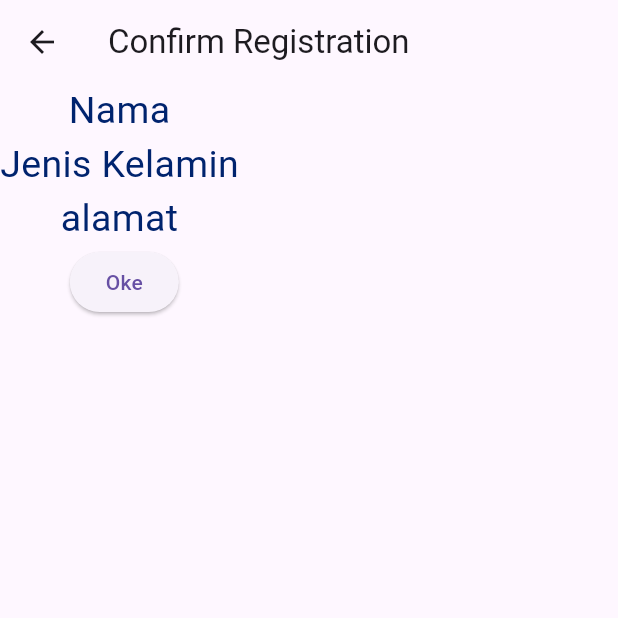
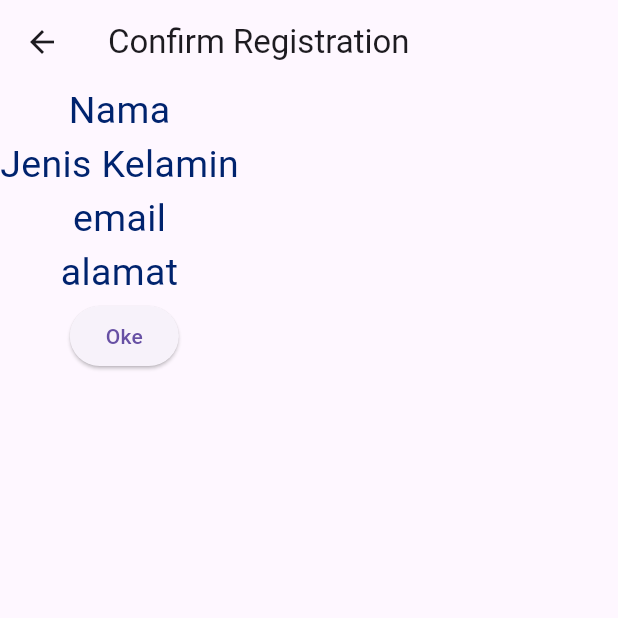
Before and after one commit to aldiyan-ai/flutter-project, a Flutter app: the screen it shows after launch, after a tap on "Send", on a phone screen of 412 x 824 dp, the top half of it. Run offline on Flutter 3.47's test engine with Material 3 defaults, Android fonts, the phone set to English and light mode, and no system bars; our stand-ins replace get.

Commit message:
update register page dan confirm register page

```diff
--- a/lib/Controller/confirmreg_controller.dart
+++ b/lib/Controller/confirmreg_controller.dart
@@ -1,11 +1,13 @@
-  import 'package:flutter/material.dart';
+  import 'dart:math';
+
+import 'package:flutter/material.dart';
   import 'package:get/get.dart';
 
   class ConfirmregController extends GetxController{
     late String nama;
     late String Jeniskelamin;
+    late String Email;
     late String alamat;
-
 
     @override
     void onInit() {
@@ -13,6 +15,7 @@
       final arguments = Get.arguments;
       nama = arguments['name'];
       Jeniskelamin = arguments['gender'];
+      Email = arguments['email'];
       alamat = arguments['alamat'];
     }
     // Add your controller logic here
--- a/lib/regis/confirmreg_page.dart
+++ b/lib/regis/confirmreg_page.dart
@@ -25,10 +25,17 @@
               "Jenis Kelamin ${controller.Jeniskelamin}" ,
               style: TextStyle(fontSize: 25, color: const Color.fromARGB(255, 0, 35, 110)),
             ),
+             Text(
+              "email ${controller.Email}" ,
+              style: TextStyle(fontSize: 25, color: const Color.fromARGB(255, 0, 35, 110)),
+            ),
+
             Text(
               "alamat ${controller.alamat}" ,
               style: TextStyle(fontSize: 25, color: const Color.fromARGB(255, 0, 35, 110)),
             ),
+
+
             ElevatedButton(
               onPressed: () {
                 Get.back();
--- a/lib/regis/registration_page.dart
+++ b/lib/regis/registration_page.dart
@@ -10,7 +10,10 @@ class RegistrationPage extends StatelessWidget {
   Widget build(BuildContext context) {
     TextEditingController txtNama = TextEditingController();
     TextEditingController txtJenisKelamin = TextEditingController();
+    TextEditingController txtemail = TextEditingController();
     TextEditingController txtalamat = TextEditingController();
+
+
     return Scaffold(
        appBar: AppBar(
         title: Text("Registration Page"),
@@ -19,7 +22,9 @@ class RegistrationPage extends StatelessWidget {
           children: [
             EditingTextfield(txtcontroller: txtNama, myhint: "input name"),
             EditingTextfield(txtcontroller: txtJenisKelamin, myhint: "input gender (Laki-laki / Perempuan)"),
+            EditingTextfield(txtcontroller: txtemail, myhint: "input E-mail"),
             EditingTextfield(txtcontroller: txtalamat, myhint: "input alamat"),
+
             ElevatedButton(
             onPressed: () {
               // get to untuk pindah
@@ -30,7 +35,10 @@ class RegistrationPage extends StatelessWidget {
                 arguments: {
                   'name': txtNama.text.toString(),
                   'gender': txtJenisKelamin.text.toString(),
+                  'email': txtemail.text.toString(),
                   'alamat': txtalamat.text.toString(),
+
+
                   // dari widget kalian,
                   // dll
                 },
```
